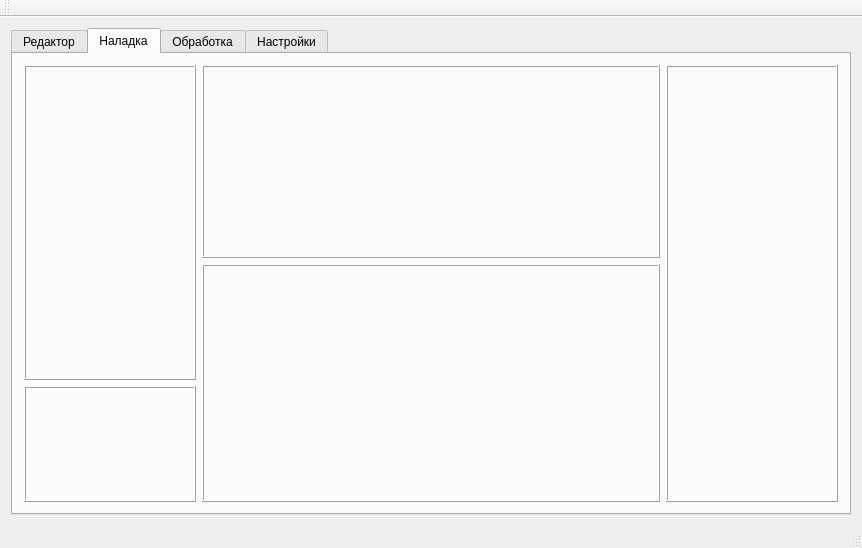
Before: the Qt Designer form KAMEditor/mainwindow.ui in Xtail96/SML, drawn with Qt 5.
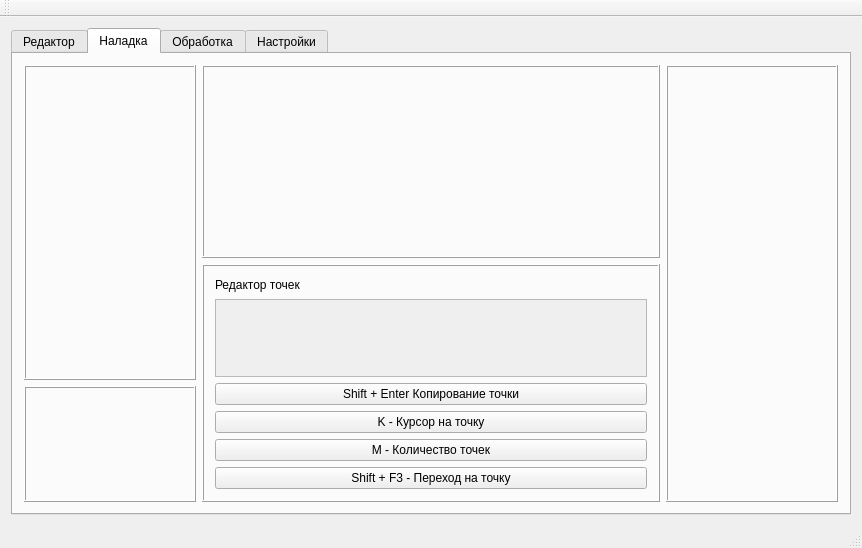
After: the same form once the commit is applied.

Commit message: added Points Editor content

What changed in the file:
```diff
--- a/KAMEditor/mainwindow.ui
+++ b/KAMEditor/mainwindow.ui
@@ -111,6 +111,96 @@
           <property name="frameShadow">
            <enum>QFrame::Raised</enum>
           </property>
+          <layout class="QVBoxLayout" name="verticalLayout">
+           <item>
+            <widget class="QLabel" name="label">
+             <property name="sizePolicy">
+              <sizepolicy hsizetype="Preferred" vsizetype="Preferred">
+               <horstretch>0</horstretch>
+               <verstretch>1</verstretch>
+              </sizepolicy>
+             </property>
+             <property name="text">
+              <string>Редактор точек</string>
+             </property>
+            </widget>
+           </item>
+           <item>
+            <widget class="QScrollArea" name="scrollArea">
+             <property name="sizePolicy">
+              <sizepolicy hsizetype="Expanding" vsizetype="Expanding">
+               <horstretch>0</horstretch>
+               <verstretch>5</verstretch>
+              </sizepolicy>
+             </property>
+             <property name="widgetResizable">
+              <bool>true</bool>
+             </property>
+             <widget class="QWidget" name="scrollAreaWidgetContents">
+              <property name="geometry">
+               <rect>
+                <x>0</x>
+                <y>0</y>
+                <width>438</width>
+                <height>75</height>
+               </rect>
+              </property>
+             </widget>
+            </widget>
+           </item>
+           <item>
+            <widget class="QPushButton" name="pushButton">
+             <property name="sizePolicy">
+              <sizepolicy hsizetype="Minimum" vsizetype="Fixed">
+               <horstretch>0</horstretch>
+               <verstretch>1</verstretch>
+              </sizepolicy>
+             </property>
+             <property name="text">
+              <string>Shift + Enter Копирование точки</string>
+             </property>
+            </widget>
+           </item>
+           <item>
+            <widget class="QPushButton" name="pushButton_2">
+             <property name="sizePolicy">
+              <sizepolicy hsizetype="Minimum" vsizetype="Fixed">
+               <horstretch>0</horstretch>
+               <verstretch>1</verstretch>
+              </sizepolicy>
+             </property>
+             <property name="text">
+              <string>K - Курсор на точку</string>
+             </property>
+            </widget>
+           </item>
+           <item>
+            <widget class="QPushButton" name="pushButton_3">
+             <property name="sizePolicy">
+              <sizepolicy hsizetype="Minimum" vsizetype="Fixed">
+               <horstretch>0</horstretch>
+               <verstretch>1</verstretch>
+              </sizepolicy>
+             </property>
+             <property name="text">
+              <string>M - Количество точек</string>
+             </property>
+            </widget>
+           </item>
+           <item>
+            <widget class="QPushButton" name="pushButton_4">
+             <property name="sizePolicy">
+              <sizepolicy hsizetype="Minimum" vsizetype="Fixed">
+               <horstretch>0</horstretch>
+               <verstretch>1</verstretch>
+              </sizepolicy>
+             </property>
+             <property name="text">
+              <string>Shift + F3 - Переход на точку</string>
+             </property>
+            </widget>
+           </item>
+          </layout>
          </widget>
         </item>
        </layout>
```
Left out of the diff: 10 changed lines with no effect on the pictures.
